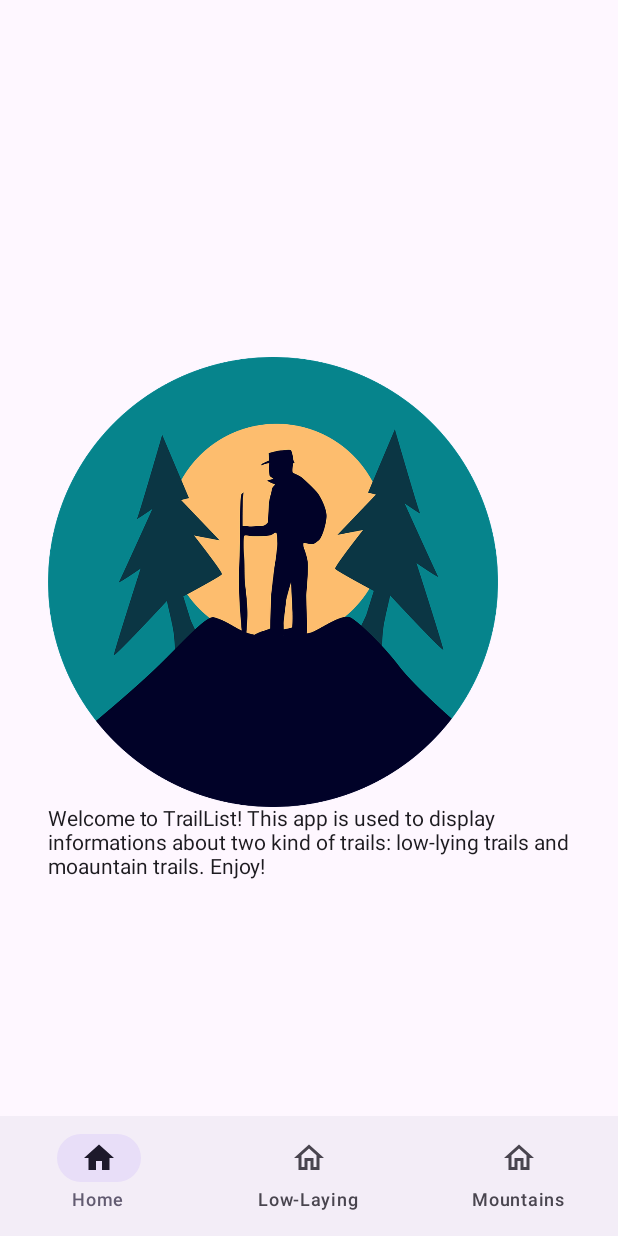
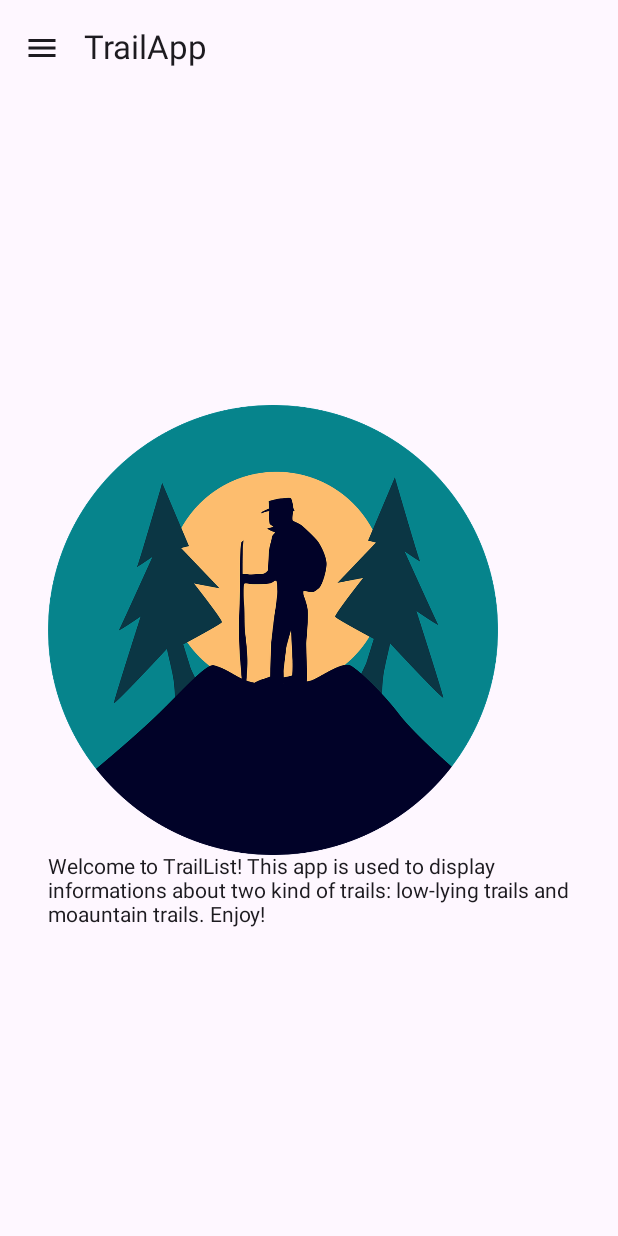
Before and after one commit to NikolasSzwargot/TrailsList, an Android app built with Jetpack Compose: the screen it shows after launch (MainActivity), on a phone screen of 412 x 824 dp. Run offline under Robolectric (Android 15) with nearby library versions, the phone set to English and light mode, and no system bars; our stand-ins replace Room's generated code.

Commit message:
Added NavigationDrawer TODO: Fix tablet Navigation

```diff
--- a/app/build.gradle.kts
+++ b/app/build.gradle.kts
@@ -36,6 +36,7 @@ android {
     }
     kotlinOptions {
         jvmTarget = "1.8"
+
     }
     buildFeatures {
         compose = true
--- a/app/src/main/java/edu/com/trailslist/MainActivity.kt
+++ b/app/src/main/java/edu/com/trailslist/MainActivity.kt
@@ -1,24 +1,13 @@
 package edu.com.trailslist
 
-import android.annotation.SuppressLint
 import android.os.Bundle
 import androidx.activity.ComponentActivity
 import androidx.activity.compose.setContent
-import androidx.compose.material3.Scaffold
-import androidx.compose.runtime.Composable
 import androidx.lifecycle.ViewModel
 import androidx.lifecycle.ViewModelProvider
 import androidx.lifecycle.viewmodel.compose.viewModel
-import androidx.navigation.compose.NavHost
-import androidx.navigation.compose.composable
-import androidx.navigation.compose.rememberNavController
-import edu.com.trailslist.compose.appcomponents.components.BottomNavBar
-import edu.com.trailslist.compose.appcomponents.homecomponents.HomeScreen
-import edu.com.trailslist.compose.appcomponents.trailscomponents.TrailDetails
-import edu.com.trailslist.compose.appcomponents.trailscomponents.TrailsList
-import edu.com.trailslist.database.entities.Trail
+import edu.com.trailslist.compose.appcomponents.components.TrailApp
 import edu.com.trailslist.database.implementation.TrailDatabase
-import edu.com.trailslist.util.TrailType
 import edu.com.trailslist.viewmodels.TrailViewModel
 
 class MainActivity : ComponentActivity() {
@@ -44,51 +33,3 @@ class MainActivity : ComponentActivity() {
         }
     }
 }
-
-@SuppressLint("UnusedMaterial3ScaffoldPaddingParameter")
-@Composable
-fun TrailApp(viewModel: TrailViewModel){
-    val navController = rememberNavController()
-    Scaffold(
-        bottomBar = { BottomNavBar(navController = navController) }
-    ) { _ ->
-        NavHost(navController = navController, startDestination = "homeScreen") {
-            composable("lowlying") {
-                if (viewModel.displayedType != TrailType.LOW_LYING) {
-                    viewModel.updateSelectedTrailId(-1)
-                }
-                viewModel.setToLowLying()
-                TrailsList(navController = navController, viewModel = viewModel)
-            }
-            composable("mountain") {
-                if (viewModel.displayedType != TrailType.MOUNTAIN) {
-                    viewModel.updateSelectedTrailId(-1)
-                }
-                viewModel.setToMountain()
-                TrailsList(navController = navController, viewModel = viewModel)
-            }
-            composable("homeScreen") {
-                HomeScreen()
-            }
-            composable("trailDetails/{trailId}/{trailName}/{trailDescription}/{trailImage}/{trailTime}/{type}") { backStackEntry ->
-                val trailId = backStackEntry.arguments?.getString("trailId").orEmpty().toInt()
-                val trailName = backStackEntry.arguments?.getString("trailName").orEmpty()
-                val trailDescription =
-                    backStackEntry.arguments?.getString("trailDescription").orEmpty()
-                val trailImage = backStackEntry.arguments?.getString("trailImage").orEmpty().toInt()
-                val trailTime = backStackEntry.arguments?.getString("trailTime").orEmpty().toLong()
-                val type = backStackEntry.arguments?.getString("type").orEmpty().toInt()
-
-                val trail = Trail(
-                    trailId,
-                    trailName,
-                    trailDescription,
-                    trailImage,
-                    trailTime,
-                    type
-                )
-                TrailDetails(trail, viewModel)
-            }
-        }
-    }
-}
--- a/app/src/main/java/edu/com/trailslist/compose/appcomponents/components/BottomNavBar.kt
+++ b/app/src/main/java/edu/com/trailslist/compose/appcomponents/components/BottomNavBar.kt
@@ -13,27 +13,26 @@ import androidx.compose.runtime.mutableStateOf
 import androidx.compose.runtime.saveable.rememberSaveable
 import androidx.compose.runtime.setValue
 import androidx.navigation.NavController
-import edu.com.trailslist.util.BottomNavigationItem
+import edu.com.trailslist.util.NavigationItem
 
 @Composable
 fun BottomNavBar(navController: NavController) {
     val navItems = listOf(
-        BottomNavigationItem(
+        NavigationItem(
             title = "Home",
             selectedIcon = Icons.Filled.Home,
             unselectedIcon = Icons.Outlined.Home
         ),
-        BottomNavigationItem(
+        NavigationItem(
             title = "Low-Laying",
             selectedIcon = Icons.Filled.Home,
             unselectedIcon = Icons.Outlined.Home
         ),
-        BottomNavigationItem(
+        NavigationItem(
             title = "Mountains",
             selectedIcon = Icons.Filled.Home,
             unselectedIcon = Icons.Outlined.Home
         )
-
     )
     var selectedItemIndex by rememberSaveable {
         mutableStateOf(0)
--- /dev/null
+++ b/app/src/main/java/edu/com/trailslist/compose/appcomponents/components/TrailApp.kt
@@ -0,0 +1,22 @@
+package edu.com.trailslist.compose.appcomponents.components
+
+import androidx.compose.runtime.Composable
+import androidx.navigation.compose.rememberNavController
+import edu.com.trailslist.navigation.PhoneNavigation
+import edu.com.trailslist.navigation.TabletNavigation
+import edu.com.trailslist.util.ScreenInfoData
+import edu.com.trailslist.util.screenInfo
+import edu.com.trailslist.viewmodels.TrailViewModel
+
+@Composable
+fun TrailApp(viewModel: TrailViewModel){
+    val screenInfoData = screenInfo()
+    val navController = rememberNavController()
+    if (screenInfoData.screenWidthData is ScreenInfoData.ScreenType.Phone &&
+        screenInfoData.screenHeightData is ScreenInfoData.ScreenType.Phone) {
+        PhoneNavigation(navController = navController, viewModel = viewModel)
+    }
+    else {
+        TabletNavigation(navController = navController, viewModel = viewModel)
+    }
+}
--- a/app/src/main/java/edu/com/trailslist/compose/appcomponents/trailscomponents/TrailList.kt
+++ b/app/src/main/java/edu/com/trailslist/compose/appcomponents/trailscomponents/TrailList.kt
@@ -19,9 +19,9 @@ fun TrailsList(navController: NavController, viewModel: TrailViewModel) {
         PhoneUI(navController = navController, trails)
     }
     else if (screenInfoData.screenWidthData is ScreenInfoData.ScreenType.Tablet) {
-        TabletUI(false, trails, viewModel)
+        TabletUI(false, trails, viewModel, navController)
     }
     else {
-        TabletUI(true, trails, viewModel)
+        TabletUI(true, trails, viewModel, navController)
     }
 }
--- a/app/src/main/java/edu/com/trailslist/compose/devicesui/PhoneUI.kt
+++ b/app/src/main/java/edu/com/trailslist/compose/devicesui/PhoneUI.kt
@@ -2,7 +2,6 @@ package edu.com.trailslist.compose.devicesui
 
 import androidx.compose.foundation.clickable
 import androidx.compose.foundation.layout.Box
-import androidx.compose.foundation.layout.padding
 import androidx.compose.foundation.lazy.grid.GridCells
 import androidx.compose.foundation.lazy.grid.LazyVerticalGrid
 import androidx.compose.runtime.Composable
@@ -14,8 +13,7 @@ import edu.com.trailslist.database.entities.Trail
 
 @Composable
 fun PhoneUI(navController: NavController, trails: List<Trail>) {
-    LazyVerticalGrid(columns = GridCells.Adaptive(minSize = 140.dp),
-        modifier = Modifier.padding(bottom = 80.dp)) {
+    LazyVerticalGrid(columns = GridCells.Adaptive(minSize = 140.dp)) {
         items(trails.size) { index ->
             val trail = trails[index]
             Box(modifier = Modifier
--- /dev/null
+++ b/app/src/main/java/edu/com/trailslist/navigation/PhoneNavigation.kt
@@ -0,0 +1,157 @@
+package edu.com.trailslist.navigation
+
+import android.annotation.SuppressLint
+import androidx.compose.foundation.layout.Box
+import androidx.compose.foundation.layout.fillMaxSize
+import androidx.compose.foundation.layout.padding
+import androidx.compose.material.icons.Icons
+import androidx.compose.material.icons.filled.Menu
+import androidx.compose.material3.DrawerValue
+import androidx.compose.material3.ExperimentalMaterial3Api
+import androidx.compose.material3.Icon
+import androidx.compose.material3.IconButton
+import androidx.compose.material3.ModalDrawerSheet
+import androidx.compose.material3.ModalNavigationDrawer
+import androidx.compose.material3.NavigationDrawerItem
+import androidx.compose.material3.Scaffold
+import androidx.compose.material3.Text
+import androidx.compose.material3.TopAppBar
+import androidx.compose.material3.rememberDrawerState
+import androidx.compose.runtime.Composable
+import androidx.compose.runtime.getValue
+import androidx.compose.runtime.mutableStateOf
+import androidx.compose.runtime.rememberCoroutineScope
+import androidx.compose.runtime.saveable.rememberSaveable
+import androidx.compose.runtime.setValue
+import androidx.compose.ui.Modifier
+import androidx.navigation.NavHostController
+import androidx.navigation.compose.NavHost
+import androidx.navigation.compose.composable
+import edu.com.trailslist.compose.appcomponents.homecomponents.HomeScreen
+import edu.com.trailslist.compose.appcomponents.trailscomponents.TrailDetails
+import edu.com.trailslist.compose.appcomponents.trailscomponents.TrailsList
+import edu.com.trailslist.database.entities.Trail
+import edu.com.trailslist.util.getNavItems
+import edu.com.trailslist.viewmodels.TrailViewModel
+import kotlinx.coroutines.launch
+
+@OptIn(ExperimentalMaterial3Api::class)
+@SuppressLint("UnusedMaterial3ScaffoldPaddingParameter")
+@Composable
+fun PhoneNavigation(navController: NavHostController, viewModel: TrailViewModel){
+    val scope = rememberCoroutineScope()
+    val navItems = getNavItems()
+    val drawerState = rememberDrawerState(initialValue = DrawerValue.Closed)
+    var selectedItemIndex by rememberSaveable {
+        mutableStateOf(0)
+    }
+
+    ModalNavigationDrawer(
+        drawerContent = {
+            ModalDrawerSheet {
+                navItems.forEachIndexed { index, navigationItem ->
+                    NavigationDrawerItem(
+                        label = { Text(text = navigationItem.title) },
+                        selected = index == selectedItemIndex,
+                        onClick = {
+                            when (index) {
+                                0 -> navController.navigate("homeScreen")
+                                1 -> navController.navigate("lowlying")
+                                2 -> navController.navigate("mountain")
+                            }
+                            selectedItemIndex = index
+                            scope.launch {
+                                drawerState.close()
+                            }
+
+                        },
+                        icon = {
+                            Icon(
+                                imageVector = if (index == selectedItemIndex){
+                                    navigationItem.selectedIcon
+                                } else navigationItem.unselectedIcon,
+                                contentDescription = "Menu icon")
+                        })
+                }
+            }
+        },
+        drawerState = drawerState) {
+        Scaffold(
+            modifier = Modifier
+                .fillMaxSize(),
+            topBar = { TopAppBar(title = {
+                Text(text = "TrailApp")
+            },
+                navigationIcon = {
+                    IconButton(onClick = {
+                        scope.launch {
+                            drawerState.open()
+                        }
+                    }) {
+                        Icon(
+                            imageVector = Icons.Default.Menu, contentDescription = "Navigation Menu")
+                    }
+                }
+            ) }
+        ) { values ->
+            NavHost(navController = navController, startDestination = "homeScreen") {
+                composable("lowlying") {
+                    viewModel.setToLowLying()
+                    Box(
+                        modifier = Modifier
+                            .fillMaxSize()
+                            .padding(values)
+                    ) {
+                        TrailsList(navController = navController, viewModel = viewModel)
+                    }
+                }
+                composable("mountain") {
+                    viewModel.setToMountain()
+                    Box(
+                        modifier = Modifier
+                            .fillMaxSize()
+                            .padding(values)
+                    ) {
+                        TrailsList(navController = navController, viewModel = viewModel)
+                    }
+                }
+                composable("homeScreen") {
+                    Box(
+                        modifier = Modifier
+                            .fillMaxSize()
+                            .padding(values)
+                    ) {
+                        HomeScreen()
+                    }
+                }
+                composable("trailDetails/{trailId}/{trailName}/{trailDescription}/{trailImage}/{trailTime}/{type}") { backStackEntry ->
+                    val trailId = backStackEntry.arguments?.getString("trailId").orEmpty().toInt()
+                    val trailName = backStackEntry.arguments?.getString("trailName").orEmpty()
+                    val trailDescription =
+                        backStackEntry.arguments?.getString("trailDescription").orEmpty()
+                    val trailImage =
+                        backStackEntry.arguments?.getString("trailImage").orEmpty().toInt()
+                    val trailTime =
+                        backStackEntry.arguments?.getString("trailTime").orEmpty().toLong()
+                    val type = backStackEntry.arguments?.getString("type").orEmpty().toInt()
+
+                    val trail = Trail(
+                        trailId,
+                        trailName,
+                        trailDescription,
+                        trailImage,
+                        trailTime,
+                        type
+                    )
+                    Box(
+                        modifier = Modifier
+                            .fillMaxSize()
+                            .padding(values)
+                    ) {
+                        TrailDetails(trail, viewModel)
+                    }
+                }
+            }
+        }
+    }
+}
--- a/app/src/main/java/edu/com/trailslist/util/BottomNavigationItem.kt
+++ /dev/null
@@ -1,9 +0,0 @@
-package edu.com.trailslist.util
-
-import androidx.compose.ui.graphics.vector.ImageVector
-
-data class BottomNavigationItem(
-    val title: String,
-    val selectedIcon: ImageVector,
-    val unselectedIcon: ImageVector
-)
--- /dev/null
+++ b/app/src/main/java/edu/com/trailslist/util/NavigationItem.kt
@@ -0,0 +1,33 @@
+package edu.com.trailslist.util
+
+import androidx.compose.material.icons.Icons
+import androidx.compose.material.icons.filled.Home
+import androidx.compose.material.icons.outlined.Home
+import androidx.compose.ui.graphics.vector.ImageVector
+
+data class NavigationItem(
+    val title: String,
+    val selectedIcon: ImageVector,
+    val unselectedIcon: ImageVector
+)
+
+fun getNavItems(): List<NavigationItem> {
+    val navItems = listOf(
+        NavigationItem(
+            title = "Home",
+            selectedIcon = Icons.Filled.Home,
+            unselectedIcon = Icons.Outlined.Home
+        ),
+        NavigationItem(
+            title = "Low-Laying",
+            selectedIcon = Icons.Filled.Home,
+            unselectedIcon = Icons.Outlined.Home
+        ),
+        NavigationItem(
+            title = "Mountains",
+            selectedIcon = Icons.Filled.Home,
+            unselectedIcon = Icons.Outlined.Home
+        )
+    )
+    return navItems
+}
```
Also changed, not shown: app/src/main/java/edu/com/trailslist/compose/appcomponents/components/TopBar.kt (added, +7 -0 lines), app/src/main/java/edu/com/trailslist/compose/devicesui/TabletUI.kt (+33 -13 lines), app/src/main/java/edu/com/trailslist/navigation/TabletNavigation.kt (added, +30 -0 lines), app/src/main/java/edu/com/trailslist/viewmodels/TrailViewModel.kt (+28 -0 lines).
